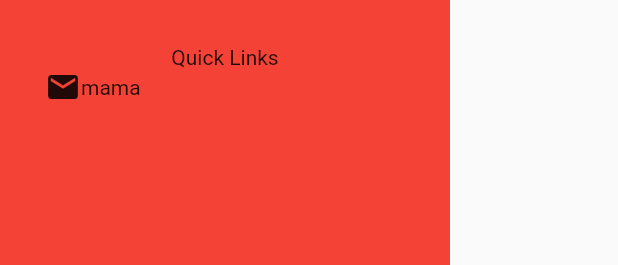
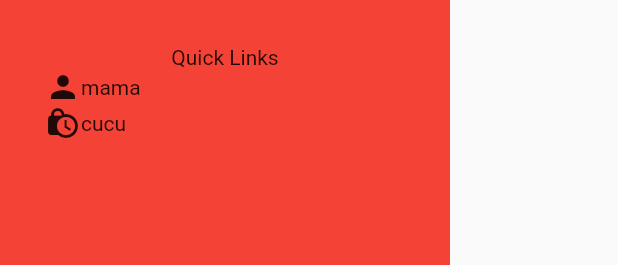
Before and after one commit to aamuzakii/arukari, a Flutter app: the LeftSidebar widget shown alone on an empty page, opened directly, on a phone screen of 412 x 824 dp. Shown: the top 265 px of the screen. Run offline on Flutter 3.47's test engine with Material 2 defaults, Android fonts, the phone set to English and light mode, and no system bars.

Commit message:
Update IconWithLink widget

```diff
--- a/lib/pages/dashboard_page.dart
+++ b/lib/pages/dashboard_page.dart
@@ -80,7 +80,8 @@ class LeftSidebar extends StatelessWidget {
               child: Column(
                 children: const [
                   Text("Quick Links"),
-                  IconWithLink(label: "mama")
+                  IconWithLink(label: "mama", icon: Icons.person),
+                  IconWithLink(label: "cucu", icon: Icons.lock_clock),
                 ],
               ),
             ),
--- a/lib/widgets/icon_with_link.dart
+++ b/lib/widgets/icon_with_link.dart
@@ -2,20 +2,15 @@ import 'package:flutter/material.dart';
 
 class IconWithLink extends StatelessWidget {
   final String label;
+  final IconData icon;
 
-  const IconWithLink({Key? key, required this.label}) : super(key: key);
+  const IconWithLink({Key? key, required this.label, required this.icon})
+      : super(key: key);
 
   @override
   Widget build(BuildContext context) {
     return Row(
-      children: [const Icon(Icons.email), Text(label)],
+      children: [Icon(icon), Text(label)],
     );
   }
 }
-
-class LinkObject {
-  final String label;
-  final Icon icon;
-
-  LinkObject({required this.label, required this.icon});
-}
```
